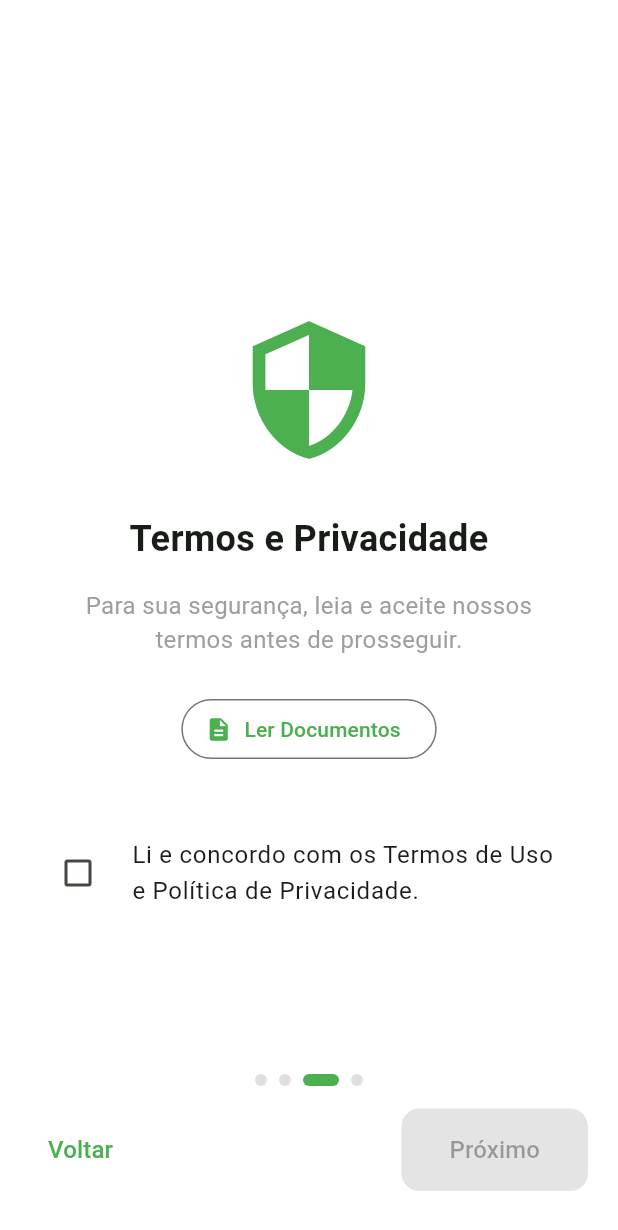
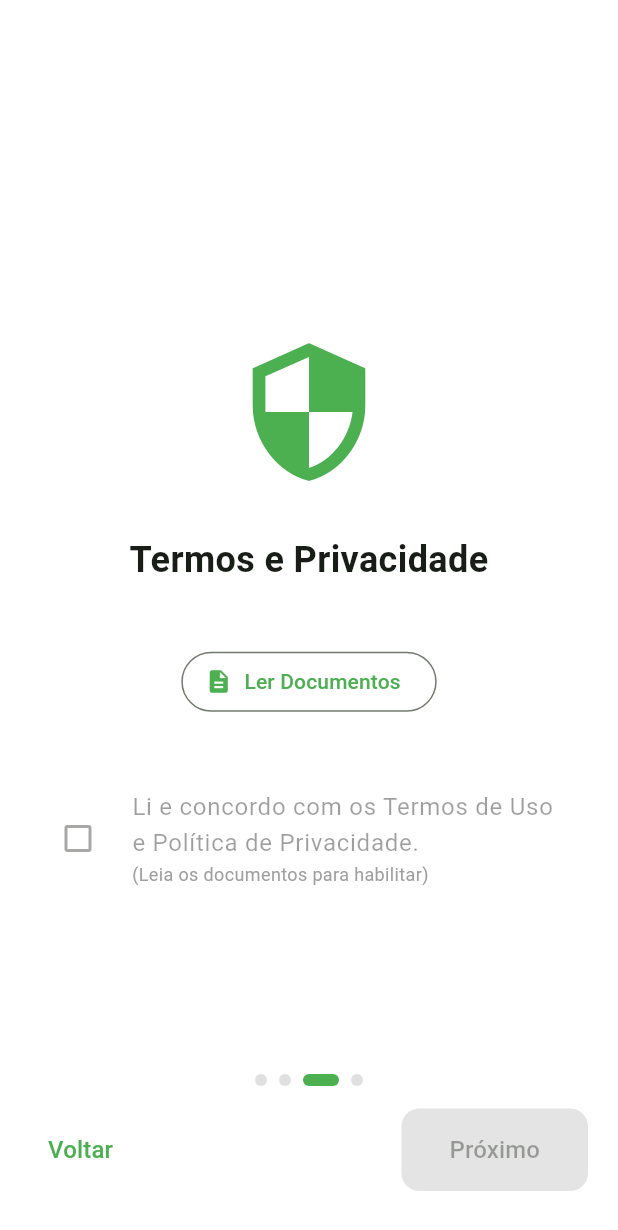
Before and after one commit to laurinja/mealprep_lite, a Flutter app: the screen it shows after launch, swiped to page 3, on a phone screen of 412 x 824 dp. Shown: the top 1230 px of the screen. Run offline on Flutter 3.47's test engine with Material 3 defaults, Android fonts, the phone set to English and light mode, and no system bars; our stand-ins replace flutter_dotenv, flutter_image_compress, flutter_markdown, image_picker, shared_preferences, supabase_flutter; accounts and stored records are empty.

Commit message:
Add skip button and require reading terms on onboarding
Introduces a 'Pular' (Skip) button to jump directly to the terms page during onboarding. Users must now read the terms document before being able to accept the terms, with the checkbox disabled until the document is read.

```diff
--- a/lib/pages/onboarding_page.dart
+++ b/lib/pages/onboarding_page.dart
@@ -15,6 +15,7 @@ class _OnboardingPageState extends State<OnboardingPage> {
   final PageController _controller = PageController();
   int _currentPage = 0;
   bool _termsAccepted = false;
+  bool _hasReadTerms = false;
 
   void _goToLogin() async {
     final prefs = context.read<PrefsService>();
@@ -34,6 +35,14 @@ class _OnboardingPageState extends State<OnboardingPage> {
     _controller.previousPage(
       duration: const Duration(milliseconds: 300),
       curve: Curves.ease,
+    );
+  }
+
+  void _skipToTerms() {
+    _controller.animateToPage(
+      2,
+      duration: const Duration(milliseconds: 600),
+      curve: Curves.easeInOut,
     );
   }
 
@@ -61,6 +70,22 @@ class _OnboardingPageState extends State<OnboardingPage> {
                 : const BouncingScrollPhysics(),
             children: pages,
           ),
+          if (_currentPage < 2)
+            Positioned(
+              top: MediaQuery.of(context).padding.top + 10,
+              right: 16,
+              child: TextButton(
+                onPressed: _skipToTerms,
+                style: TextButton.styleFrom(
+                  foregroundColor: theme.colorScheme.primary,
+                  textStyle: const TextStyle(
+                    fontWeight: FontWeight.bold,
+                    fontSize: 16,
+                  ),
+                ),
+                child: const Text('Pular'),
+              ),
+            ),
           if (!isLastPage)
             Positioned(
               bottom: 100,
@@ -213,11 +238,6 @@ class _OnboardingPageState extends State<OnboardingPage> {
               textAlign: TextAlign.center,
               style: TextStyle(fontSize: 24, fontWeight: FontWeight.bold)),
           const SizedBox(height: 16),
-          const Text(
-            'Para sua segurança, leia e aceite nossos termos antes de prosseguir.',
-            textAlign: TextAlign.center,
-            style: TextStyle(fontSize: 16, color: Colors.grey),
-          ),
           const SizedBox(height: 24),
           OutlinedButton.icon(
             icon: const Icon(Icons.description),
@@ -232,6 +252,7 @@ class _OnboardingPageState extends State<OnboardingPage> {
               );
               if (result == true) {
                 setState(() {
+                  _hasReadTerms = true;
                   _termsAccepted = true;
                 });
               }
@@ -245,7 +266,12 @@ class _OnboardingPageState extends State<OnboardingPage> {
             activeColor: theme.colorScheme.primary,
             contentPadding: EdgeInsets.zero,
             controlAffinity: ListTileControlAffinity.leading,
-            onChanged: (val) => setState(() => _termsAccepted = val ?? false),
+            onChanged: _hasReadTerms
+                ? (val) => setState(() => _termsAccepted = val ?? false)
+                : null,
+            subtitle: !_hasReadTerms
+                ? const Text('(Leia os documentos para habilitar)', style: TextStyle(color: Colors.grey, fontSize: 12))
+                : null,
           ),
         ],
       ),
```
